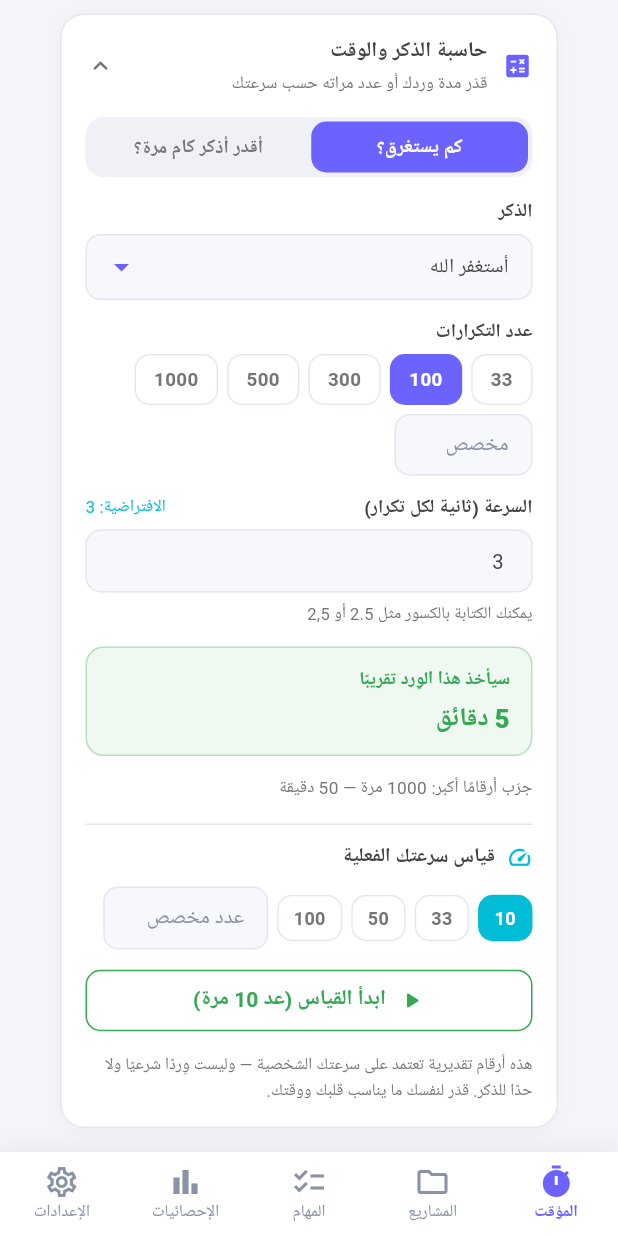
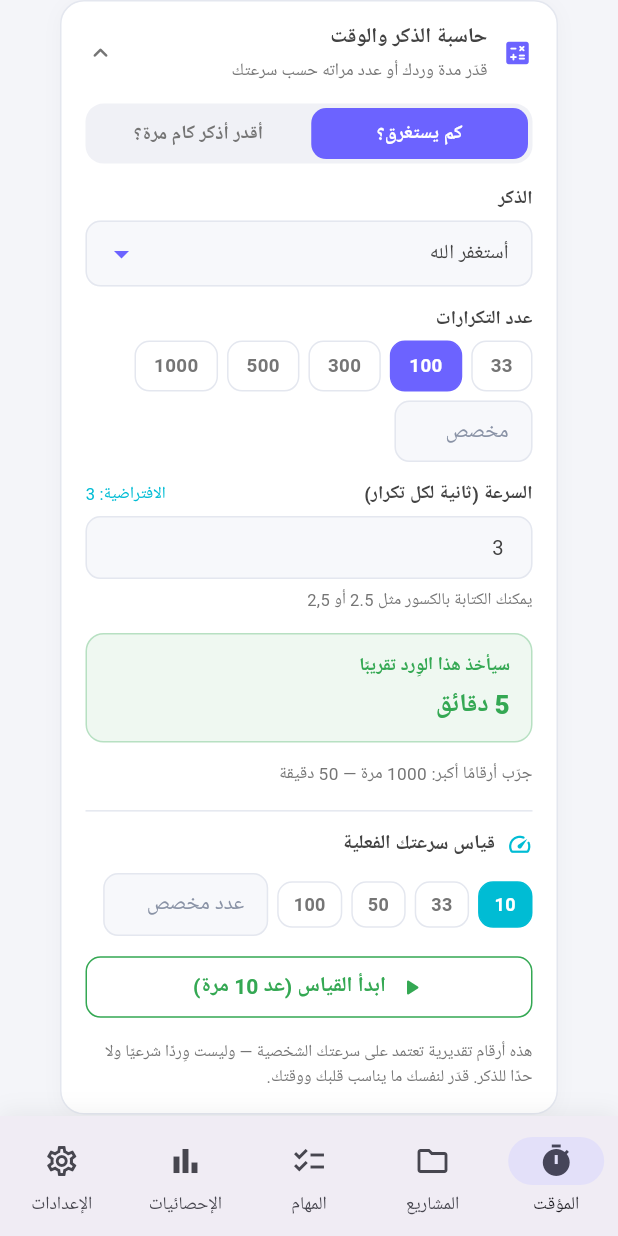
Before and after one commit to amr-2155/pomodoro-pro, a Flutter app: the screen it shows after launch, on a phone screen of 412 x 824 dp. Run offline on Flutter 3.47's test engine with Material 3 defaults, Android fonts, the phone set to English and light mode, and no system bars; our stand-ins replace audioplayers, fl_chart, flutter_local_notifications, hive, hive_flutter, package_info_plus and 3 more; missing offline and left inert: dart:js_interop, flutter_foreground_task; accounts and stored records are empty.

Commit message:
feat(ui): constrain layout on wide screens and adopt Material 3 navigation

```diff
--- a/lib/app.dart
+++ b/lib/app.dart
@@ -6,6 +6,7 @@ import 'services/database_service.dart';
 import 'utils/app_keys.dart';
 import 'utils/constants.dart';
 import 'widgets/completion_overlay.dart';
+import 'widgets/responsive_layout.dart';
 
 class PomodoroApp extends StatelessWidget {
   const PomodoroApp({super.key});
@@ -38,7 +39,9 @@ class PomodoroApp extends StatelessWidget {
                   textDirection: locale.languageCode == 'ar'
                       ? TextDirection.rtl
                       : TextDirection.ltr,
-                  child: CompletionOverlay(child: child!),
+                  child: CompletionOverlay(
+                    child: ResponsiveFrame(child: child!),
+                  ),
                 );
               },
               home: const HomeScreen(),
--- a/lib/screens/home_screen.dart
+++ b/lib/screens/home_screen.dart
@@ -1,7 +1,6 @@
 import 'package:flutter/material.dart';
 import 'package:flutter/services.dart';
 import '../l10n/app_localizations.dart';
-import '../utils/constants.dart';
 import 'timer_screen.dart';
 import 'projects_screen.dart';
 import 'statistics_screen.dart';
@@ -46,7 +45,6 @@ class _HomeScreenState extends State<HomeScreen> {
       ),
       bottomNavigationBar: Container(
         decoration: BoxDecoration(
-          color: isDark ? AppColors.surfaceDark : Colors.white,
           boxShadow: [
             BoxShadow(
               color: Colors.black.withValues(alpha: isDark ? 0.15 : 0.06),
@@ -55,44 +53,42 @@ class _HomeScreenState extends State<HomeScreen> {
             ),
           ],
         ),
-        child: SafeArea(
-          child: BottomNavigationBar(
-            currentIndex: _currentIndex,
-            onTap: (index) {
+        child: NavigationBar(
+          selectedIndex: _currentIndex,
+          onDestinationSelected: (index) {
             HapticFeedback.selectionClick();
             setState(() => _currentIndex = index);
           },
-            type: BottomNavigationBarType.fixed,
-            items: [
-              BottomNavigationBarItem(
+          labelBehavior: NavigationDestinationLabelBehavior.alwaysShow,
+          destinations: [
+            NavigationDestination(
               icon: const Icon(Icons.timer_outlined),
-                activeIcon: const Icon(Icons.timer),
+              selectedIcon: const Icon(Icons.timer),
               label: l10n.timer,
             ),
-              BottomNavigationBarItem(
+            NavigationDestination(
               icon: const Icon(Icons.folder_outlined),
-                activeIcon: const Icon(Icons.folder),
+              selectedIcon: const Icon(Icons.folder),
               label: l10n.projects,
             ),
-              BottomNavigationBarItem(
+            NavigationDestination(
               icon: const Icon(Icons.checklist_outlined),
-                activeIcon: const Icon(Icons.checklist),
+              selectedIcon: const Icon(Icons.checklist),
               label: l10n.tasks,
             ),
-              BottomNavigationBarItem(
+            NavigationDestination(
               icon: const Icon(Icons.bar_chart_outlined),
-                activeIcon: const Icon(Icons.bar_chart),
+              selectedIcon: const Icon(Icons.bar_chart),
               label: l10n.stats,
             ),
-              BottomNavigationBarItem(
+            NavigationDestination(
               icon: const Icon(Icons.settings_outlined),
-                activeIcon: const Icon(Icons.settings),
+              selectedIcon: const Icon(Icons.settings),
               label: l10n.settings,
             ),
           ],
         ),
       ),
-      ),
     );
   }
 }
--- /dev/null
+++ b/lib/widgets/responsive_layout.dart
@@ -0,0 +1,58 @@
+import 'package:flutter/material.dart';
+
+/// Centres and constrains the UI to a comfortable reading width on large
+/// screens (desktop web, tablets, foldables). On phones the constraint is a
+/// no-op and the layout stays exactly as before.
+///
+/// The child is given a matching [MediaQuery] so widgets that branch on
+/// `MediaQuery.size` keep seeing the width they are actually laid out in.
+class ResponsiveFrame extends StatelessWidget {
+  final Widget child;
+  final double maxWidth;
+
+  const ResponsiveFrame({
+    super.key,
+    required this.child,
+    this.maxWidth = 480,
+  });
+
+  @override
+  Widget build(BuildContext context) {
+    return LayoutBuilder(
+      builder: (context, constraints) {
+        final width = constraints.maxWidth;
+        if (width <= maxWidth) return child;
+
+        final theme = Theme.of(context);
+        final height = constraints.hasBoundedHeight ? constraints.maxHeight : null;
+        final media = MediaQuery.of(context);
+
+        return ColoredBox(
+          color: theme.scaffoldBackgroundColor,
+          child: Center(
+            child: Container(
+              width: maxWidth,
+              height: height,
+              decoration: BoxDecoration(
+                color: theme.scaffoldBackgroundColor,
+                boxShadow: [
+                  BoxShadow(
+                    color: Colors.black.withValues(alpha: 0.24),
+                    blurRadius: 32,
+                    spreadRadius: 2,
+                  ),
+                ],
+              ),
+              child: MediaQuery(
+                data: media.copyWith(
+                  size: Size(maxWidth, height ?? media.size.height),
+                ),
+                child: ClipRect(child: child),
+              ),
+            ),
+          ),
+        );
+      },
+    );
+  }
+}
```
Lines whose indentation alone changed are shown as unchanged.
